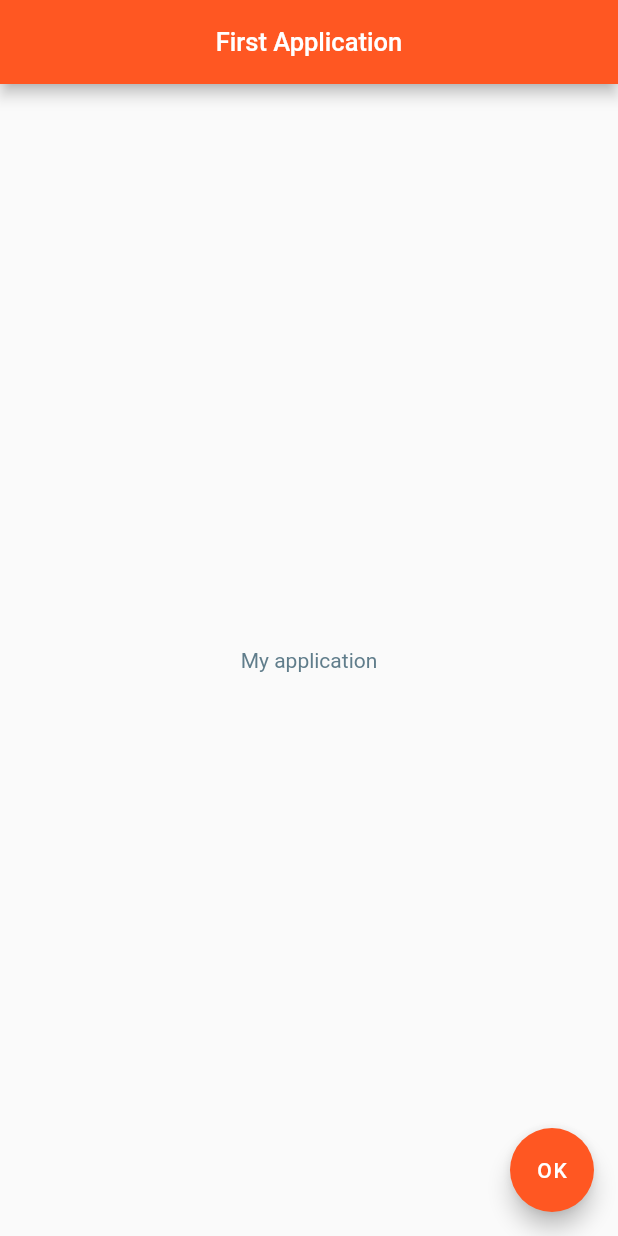
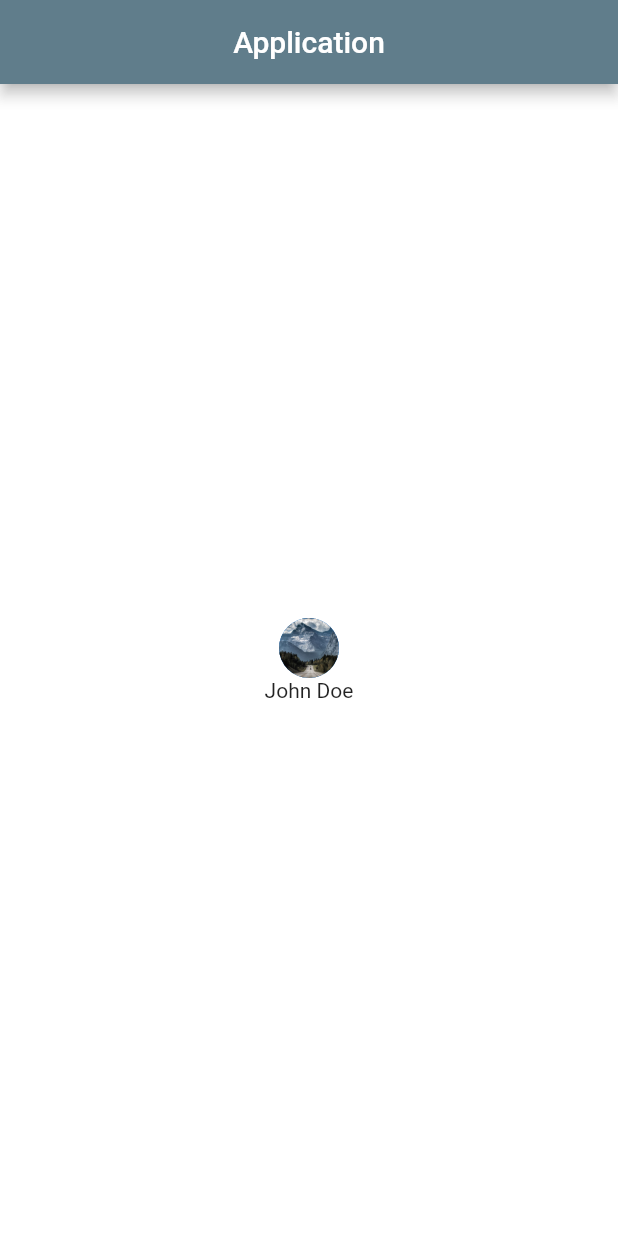
Before and after one commit to Montalmo/First_flutter_app, a Flutter app: the screen it shows after launch, on a phone screen of 412 x 824 dp. Run offline on Flutter 3.47's test engine with Material 2 defaults, Android fonts, the phone set to English and light mode, and no system bars; Roboto replaces fonts that are missing (Montserat_Alt); project files that could hold a hidden picture were left out.

Commit message:
22012022 commit

```diff
--- a/lib/main.dart
+++ b/lib/main.dart
@@ -1,39 +1,37 @@
 import 'package:flutter/material.dart';
 
-void main() => runApp(MyApp());
+void main() => runApp(MaterialApp(
+  home: UserPanel(),
+));
 
-
-class MyApp extends StatelessWidget {
+class UserPanel extends StatelessWidget {
+  const UserPanel({Key? key}) : super(key: key);
 
   @override
   Widget build(BuildContext context) {
-    return MaterialApp(
-      //theme: ThemeData(primaryColor: Colors.deepOrangeAccent),
-      home: Scaffold(
-        appBar: AppBar(
-          title: Text('First Application', style: TextStyle(
-            fontSize: 17,
-            fontFamily: 'Montserat_Alt',
-          ),),
+    return Scaffold(
+      backgroundColor: Colors.white60,
+      appBar: AppBar(
+        title: Text('Application'),
         centerTitle: true,
-          backgroundColor: Colors.deepOrange,
+        backgroundColor: Colors.blueGrey,
+      ),
+      body: SafeArea(
+        child: Row(
+          mainAxisAlignment: MainAxisAlignment.center,
+          children: [
+            Column(
+              mainAxisAlignment: MainAxisAlignment.center,
+              children: [
+              CircleAvatar(
+                backgroundImage: AssetImage('assets/53d189dfcd54fa9ecae756ddf5a7c2ee.jpg'),
+              ),
+              Text('John Doe'),
+              ],
+            ),
+          ],
         ),
-        body: Center(
-          child: Text('My application', style: TextStyle(
-            fontSize: 14,
-            color: Colors.blueGrey,
-            fontFamily: 'Montserat_Alt',
-            fontWeight: FontWeight.normal,
-          ),),
         ),
-       floatingActionButton: FloatingActionButton(
-         onPressed: () {
-           print('Clicked');
-         },
-         child: Text('OK'),
-         backgroundColor: Colors.deepOrange,
-       ),
-      ),
     );
   }
 }
--- a/pubspec.yaml
+++ b/pubspec.yaml
@@ -62,6 +62,9 @@ flutter:
   #   - images/a_dot_burr.jpeg
   #   - images/a_dot_ham.jpeg
 
+  assets:
+    - assets/53d189dfcd54fa9ecae756ddf5a7c2ee.jpg
+
   # An image asset can refer to one or more resolution-specific "variants", see
   # https://flutter.dev/assets-and-images/#resolution-aware.
 
@@ -87,7 +90,6 @@ flutter:
   #
   # For details regarding fonts from package dependencies,
   # see https://flutter.dev/custom-fonts/#from-packages
-
 fonts:
   - family: Montserat_Alt
     fonts:
```
Also changed, not shown: assets/53d189dfcd54fa9ecae756ddf5a7c2ee.jpg (added).
